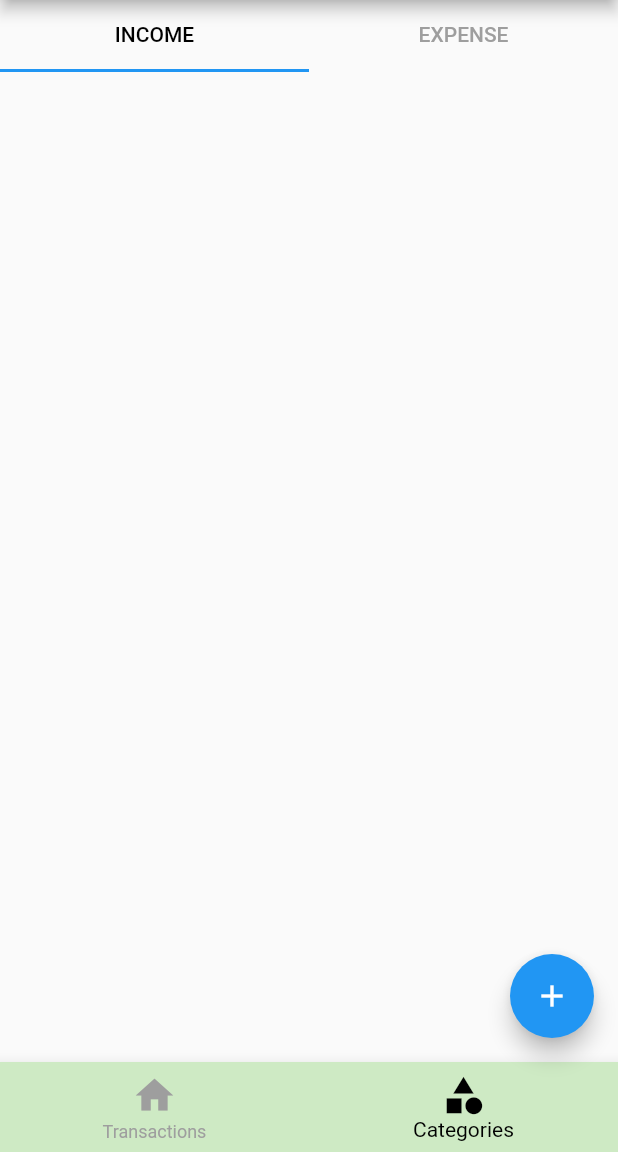
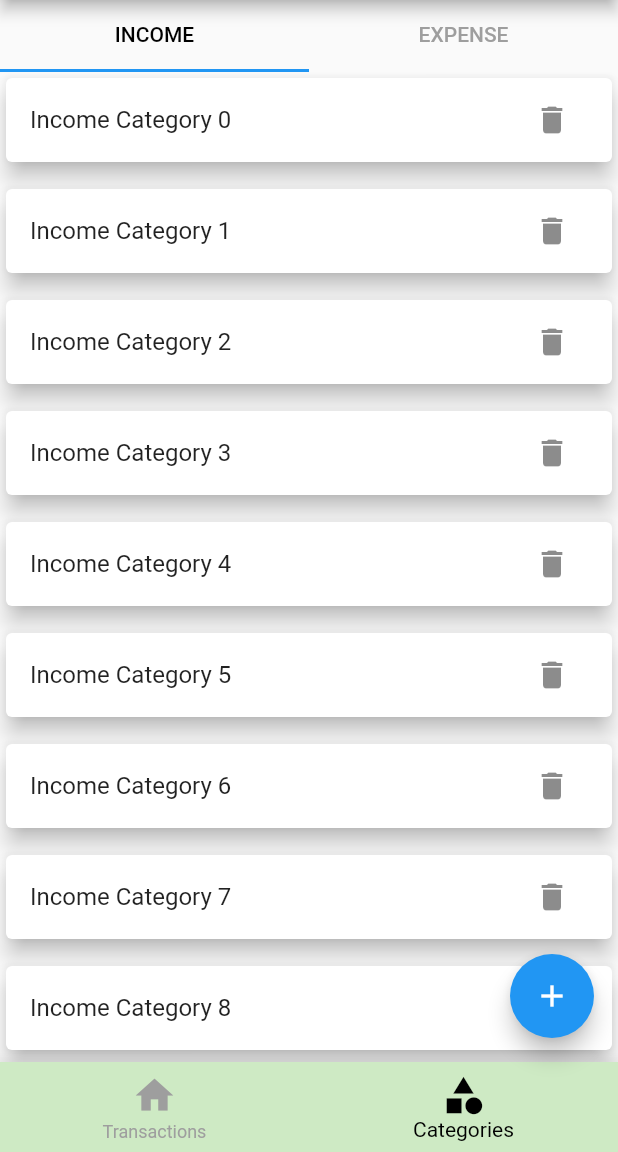
Before and after one commit to mrudulmohan007/funds-folio-money-management_app, a Flutter app: the screen it shows after launch, item 2 of the bottom bar chosen, on a phone screen of 412 x 824 dp, the part 84-1236 px from its top. Run offline on Flutter 3.47's test engine with Material 2 defaults, Android fonts, the light colour scheme and no system bars.

Commit message:
tabbar added

```diff
--- /dev/null
+++ b/lib/screens/category/income_category_list.dart
@@ -0,0 +1,29 @@
+import 'package:flutter/material.dart';
+
+class IncomeCategoryList extends StatelessWidget {
+  const IncomeCategoryList({super.key});
+
+  @override
+  Widget build(BuildContext context) {
+    return ListView.separated(
+      itemBuilder: (ctx, index) {
+        return Card(
+          elevation: 6,
+          child: ListTile(
+            title: Text('Income Category $index'),
+            trailing: IconButton(
+              onPressed: () {},
+              icon: Icon(Icons.delete),
+            ),
+          ),
+        );
+      },
+      separatorBuilder: (ctx, index) {
+        return const SizedBox(
+          height: 10,
+        );
+      },
+      itemCount: 10,
+    );
+  }
+}
--- a/lib/screens/category/screen_category.dart
+++ b/lib/screens/category/screen_category.dart
@@ -1,4 +1,6 @@
 import 'package:flutter/material.dart ';
+import 'package:funds_folio_money_management_app/screens/category/expense_category_list.dart';
+import 'package:funds_folio_money_management_app/screens/category/income_category_list.dart';
 
 class ScreenCategory extends StatefulWidget {
   const ScreenCategory({super.key});
@@ -24,12 +26,21 @@ class _ScreenCategoryState extends State<ScreenCategory>
           labelColor: Colors.black,
           unselectedLabelColor: Colors.grey,
           controller: _tabController,
-          tabs: [
+          tabs: const [
             Tab(text: 'INCOME'),
             Tab(
               text: 'EXPENSE',
             ),
           ],
+        ),
+        Expanded(
+          child: TabBarView(
+            controller: _tabController,
+            children: const [
+              IncomeCategoryList(),
+              ExpenseCategoryList(),
+            ],
+          ),
         )
       ],
     );
```
Also changed, not shown: lib/screens/category/expense_category_list.dart (added, +29 -0 lines).
